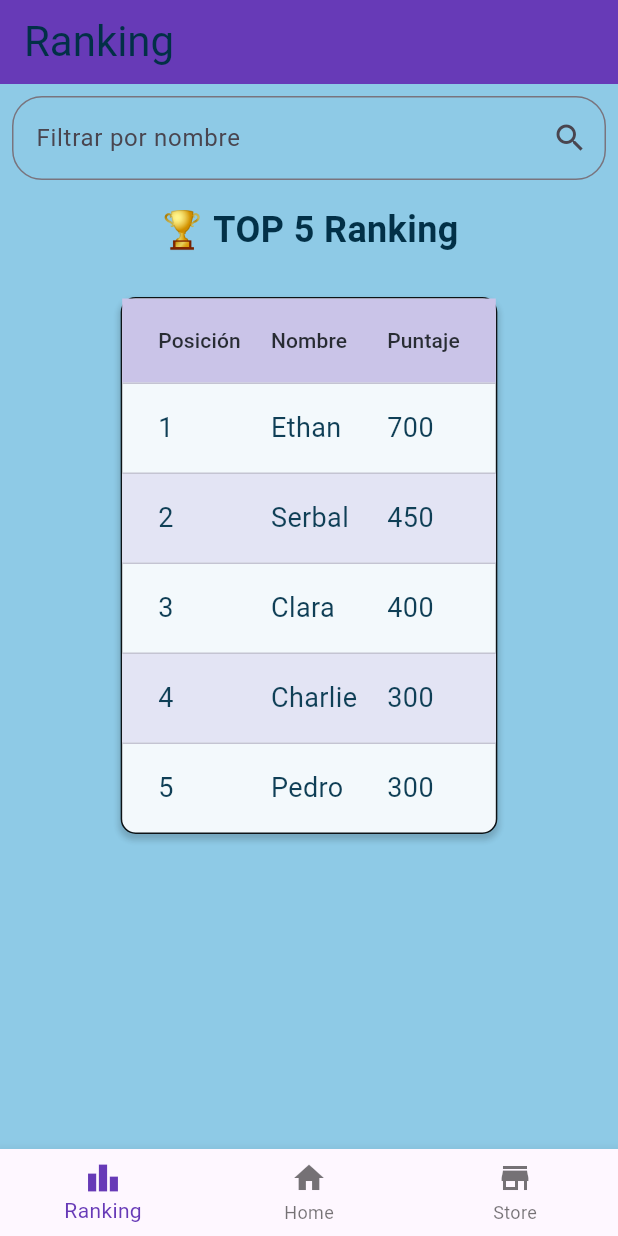
After one commit to antoniofdez20/practica_final_flutter, a Flutter app: the RankingScreen screen opened by its route, on a phone screen of 412 x 824 dp. The commit adds this screen. Run offline on Flutter 3.47's test engine with Material 3 defaults, Android fonts, the phone set to English and light mode, and no system bars; our stand-ins replace get, shared_preferences; accounts and stored records are empty; network calls fail.

Commit message:
Ranking_Screen Commit

```diff
--- a/lib/main.dart
+++ b/lib/main.dart
@@ -47,6 +47,7 @@ class MyApp extends StatelessWidget {
         ),
         GetPage(name: '/home', page: () => const HomeScreen()),
         GetPage(name: '/store', page: () => const StoreScreen()),
+        GetPage(name: '/ranking', page: () => const RankingScreen()),
       ],
       theme: MyTheme.lightTheme,
     );
--- /dev/null
+++ b/lib/screens/ranking_screen.dart
@@ -0,0 +1,192 @@
+import 'package:flutter/material.dart';
+import 'package:get/get.dart';
+
+class RankingScreen extends StatefulWidget {
+  const RankingScreen({Key? key}) : super(key: key);
+
+  @override
+  _RankingScreenState createState() => _RankingScreenState();
+}
+
+class _RankingScreenState extends State<RankingScreen> {
+  List<User> users = [
+    User("Alice", 150),
+    User("Bob", 200),
+    User("Charlie", 300),
+    User("Diana", 250),
+    User("Ethan", 700),
+    User("Clara", 400),
+    User("Pedro", 300),
+    User("Serbal", 450),
+    User("Trip", 250),
+  ];
+
+  List<User> filteredUsers = [];
+  double _opacity = 0.0;
+
+  @override
+  void initState() {
+    super.initState();
+    sortUsers();
+    filterTopFive();
+    WidgetsBinding.instance.addPostFrameCallback((_) {
+      setState(() {
+        _opacity = 1.0;
+      });
+    });
+  }
+
+  void sortUsers() {
+    users.sort((a, b) => b.score.compareTo(a.score));
+  }
+
+  void filterTopFive() {
+    setState(() {
+      filteredUsers = users.take(5).toList();
+    });
+  }
+
+  void filterUsers(String query) {
+    if (query.isNotEmpty) {
+      List<User> tmpList = users.where((user) =>
+        user.name.toLowerCase().contains(query.toLowerCase())).toList();
+      setState(() {
+        filteredUsers = tmpList.take(5).toList(); // Limita a los 5 primeros después de filtrar
+      });
+    } else {
+      filterTopFive();
+    }
+  }
+
+  int _selectedIndex = 0;
+
+  void _onItemTapped(int index) {
+    setState(() {
+      _selectedIndex = index;
+    });
+
+    switch (index) {
+      case 0:
+        // No hace nada porque ya estamos en la pantalla de Ranking
+        break;
+      case 1:
+        Get.toNamed('/home'); // Navega a la pantalla de Inicio
+        break;
+      case 2:
+        Get.toNamed('/store'); // Navega a la pantalla de la Tienda
+        break;
+    }
+  }
+
+  @override
+  Widget build(BuildContext context) {
+    return Scaffold(
+      appBar: AppBar(
+        title: const Text('Ranking'),
+        backgroundColor: Colors.deepPurple,
+        automaticallyImplyLeading: false,
+      ),
+      body: SingleChildScrollView(
+        child: Column(
+          mainAxisAlignment: MainAxisAlignment.center,
+          children: [
+            Padding(
+              padding: const EdgeInsets.all(8.0),
+              child: TextField(
+                onChanged: filterUsers,
+                decoration: InputDecoration(
+                  labelText: 'Filtrar por nombre',
+                  suffixIcon: const Icon(Icons.search),
+                  border: OutlineInputBorder(
+                    borderRadius: BorderRadius.circular(20.0),
+                  ),
+                ),
+              ),
+            ),
+            const Padding(
+              padding: EdgeInsets.symmetric(vertical: 8.0),
+              child: Text(
+                '🏆 TOP 5 Ranking',
+                style: TextStyle(fontSize: 24, fontWeight: FontWeight.bold),
+              ),
+            ),
+            AnimatedOpacity(
+              opacity: _opacity,
+              duration: const Duration(seconds: 2),
+              child: Container(
+                margin: const EdgeInsets.all(20),
+                decoration: BoxDecoration(
+                  color: Colors.white,
+                  border: Border.all(color: Colors.black),
+                  borderRadius: BorderRadius.circular(10),
+                  boxShadow: [
+                    BoxShadow(
+                      color: Colors.black.withOpacity(0.2),
+                      spreadRadius: 1,
+                      blurRadius: 3,
+                      offset: Offset(0, 3),
+                    ),
+                  ],
+                ),
+                child: SingleChildScrollView(
+                  scrollDirection: Axis.horizontal,
+                  child: DataTable(
+                    columnSpacing: 20,
+                    dataRowHeight: 60,
+                    headingRowColor: MaterialStateProperty.all(Colors.deepPurple[100]),
+                    columns: const [
+                      DataColumn(label: Text('Posición')),
+                      DataColumn(label: Text('Nombre')),
+                      DataColumn(label: Text('Puntaje')),
+                    ],
+                    rows: filteredUsers.map<DataRow>((user) {
+                      int position = users.indexOf(user) + 1;
+                      return DataRow(
+                        color: MaterialStateProperty.resolveWith<Color?>(
+                          (Set<MaterialState> states) {
+                            return (position % 2 == 0) ? Colors.deepPurple[50] : null;
+                          },
+                        ),
+                        cells: [
+                          DataCell(Text('$position')),
+                          DataCell(Text(user.name)),
+                          DataCell(Text('${user.score}')),
+                        ],
+                      );
+                    }).toList(),
+                  ),
+                ),
+              ),
+            ),
+          ],
+        ),
+      ),
+      bottomNavigationBar: BottomNavigationBar(
+        items: const <BottomNavigationBarItem>[
+          BottomNavigationBarItem(
+            icon: Icon(Icons.leaderboard),
+            label: 'Ranking',
+          ),
+          BottomNavigationBarItem(
+            icon: Icon(Icons.home),
+            label: 'Home',
+          ),
+          BottomNavigationBarItem(
+            icon: Icon(Icons.store),
+            label: 'Store',
+          ),
+        ],
+        currentIndex: _selectedIndex,
+        selectedItemColor: Colors.deepPurple,
+        onTap: _onItemTapped,
+      ),
+    );
+  }
+}
+
+class User {
+  final String name;
+  final int score;
+
+  User(this.name, this.score);
+}
--- a/lib/screens/screens.dart
+++ b/lib/screens/screens.dart
@@ -2,3 +2,4 @@ export 'package:practica_final_flutter/screens/store_screen.dart';
 export 'package:practica_final_flutter/screens/create_account_screen.dart';
 export 'package:practica_final_flutter/screens/home_screen.dart';
 export 'package:practica_final_flutter/screens/login_screen.dart';
+export 'package:practica_final_flutter/screens/ranking_screen.dart';
```
Also changed, not shown: 1 other file.
